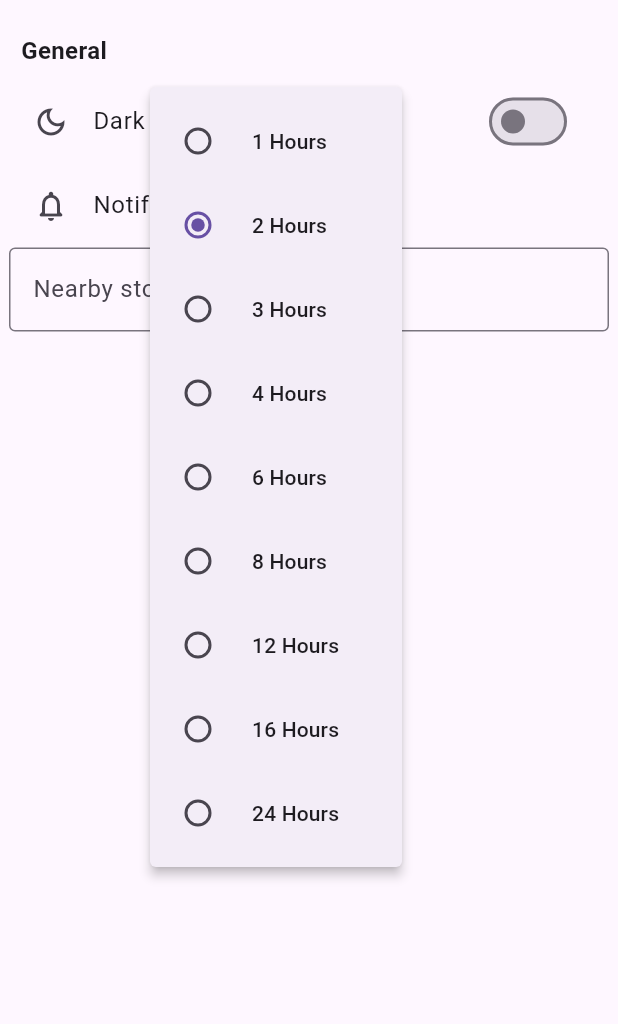
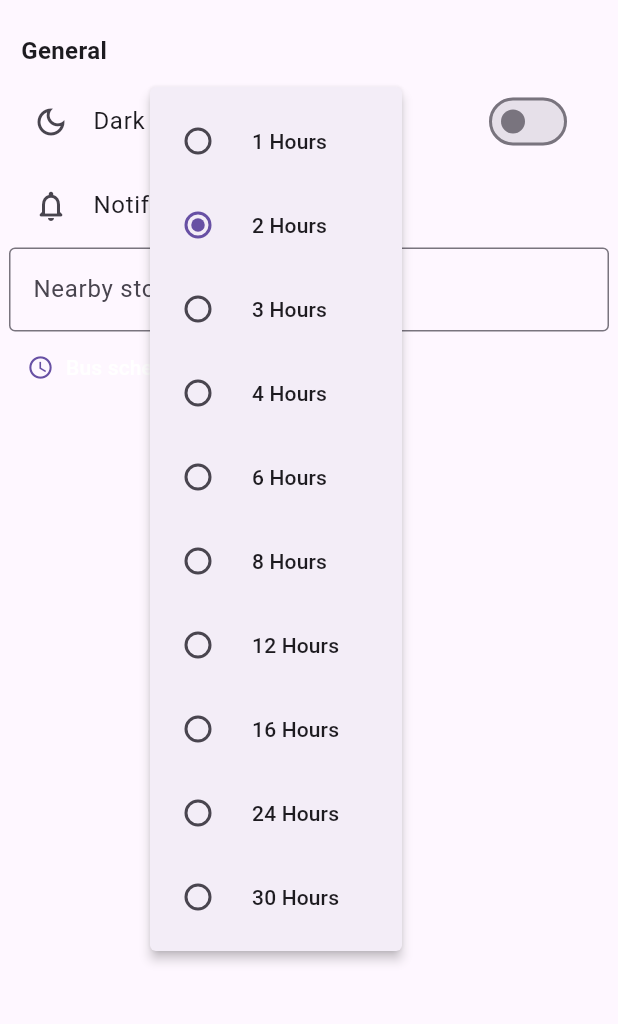
Before and after one commit to popcorn9499/TransitApp, a Flutter app: the SettingsMenu screen opened directly, after a tap on "Color", on a phone screen of 412 x 824 dp, the part 63-1087 px from its top. Run offline on Flutter 3.47's test engine with Material 3 defaults, Android fonts, the phone set to English and light mode, and no system bars; our stand-ins replace geolocator, shared_preferences, sprintf; accounts and stored records are empty.

Commit message:
cleaned up settings menu bus schedule results interval button

```diff
--- a/lib/widgets/menus/settings_menu.dart
+++ b/lib/widgets/menus/settings_menu.dart
@@ -22,7 +22,8 @@ enum Times {
   eight,
   twelve,
   sixteen,
-  twentyFour;
+  twentyFour,
+  thirty;
 
 
   String valueOf() {
@@ -55,6 +56,9 @@ enum Times {
       case 8:
         result = "24";
         break;
+      case 9:
+        result = "30";
+        break;
     }
     return result;
   }
@@ -67,7 +71,7 @@ class SettingsMenuState extends State<SettingsMenu> {
   double nearbyStopsDist = 0.5;
   int busScheduleMaxResultTime = 2;
   bool use24Hour = false;
-  ValueNotifier<Times> _selectedItem = new ValueNotifier<Times>(Times.two);
+  final ValueNotifier<Times> _selectedItem = ValueNotifier<Times>(Times.two);
 
   @override
   initState() {
@@ -150,17 +154,24 @@ class SettingsMenuState extends State<SettingsMenu> {
                       }
                     },
                   ),
-                  PopupMenuButton<Times>(
-                    itemBuilder: (BuildContext context) {
-                      return List<PopupMenuEntry<Times>>.generate(
-                        Times.values.length,
-                            (int index) {
-                          return PopupMenuItem(
+                  Container(
+                    alignment: Alignment.centerLeft,
+                    child: TextButton.icon(
+                    icon: const Icon(Icons.access_time),
+                    label: Text(
+                        "Bus schedule results interval: ${_selectedItem.value.valueOf()} hrs",
+                        style: const TextStyle(color: Colors.white), // 👈 sets text color),
+                      ),
+                    onPressed: () {
+                      showMenu<Times>(
+                        context: context,
+                        position: const RelativeRect.fromLTRB(100, 100, 100, 100),
+                        items: List.generate(Times.values.length, (index) {
+                          return PopupMenuItem<Times>(
                             value: Times.values[index],
                             child: AnimatedBuilder(
-
                               animation: _selectedItem,
-                              builder: (BuildContext context, Widget? child) {
+                              builder: (context, child) {
                                 return RadioListTile<Times>(
                                   value: Times.values[index],
                                   groupValue: _selectedItem.value,
@@ -168,18 +179,18 @@ class SettingsMenuState extends State<SettingsMenu> {
                                   onChanged: (Times? value) {
                                     if (value != null) {
                                       _selectedItem.value = value;
+                                      Navigator.pop(context);
                                     }
                                   },
                                 );
-
                               },
                               child: Text("${Times.values[index].valueOf()} Hours"),
                             ),
-
                           );
-                        },
+                        }),
                       );
                     },
+                  ),
                   ),
                   Tooltip(
                       message: "Bus Schedule Results Times",
```
